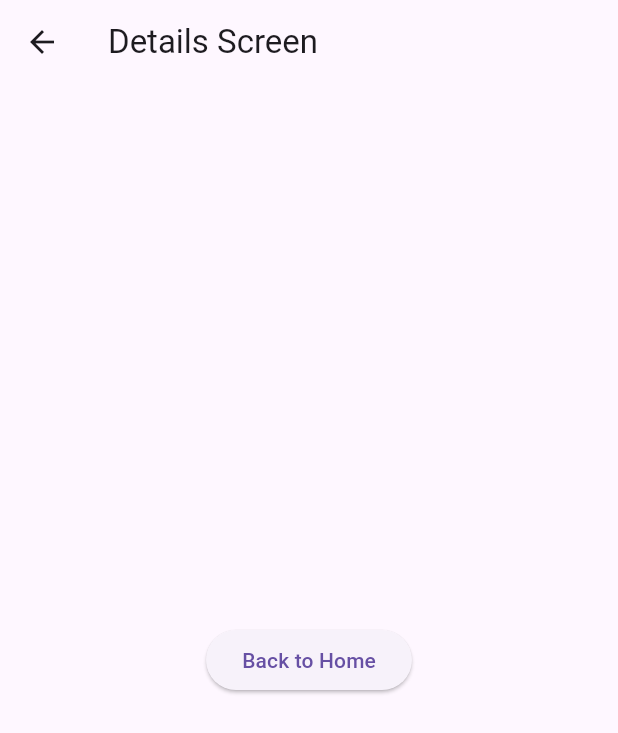
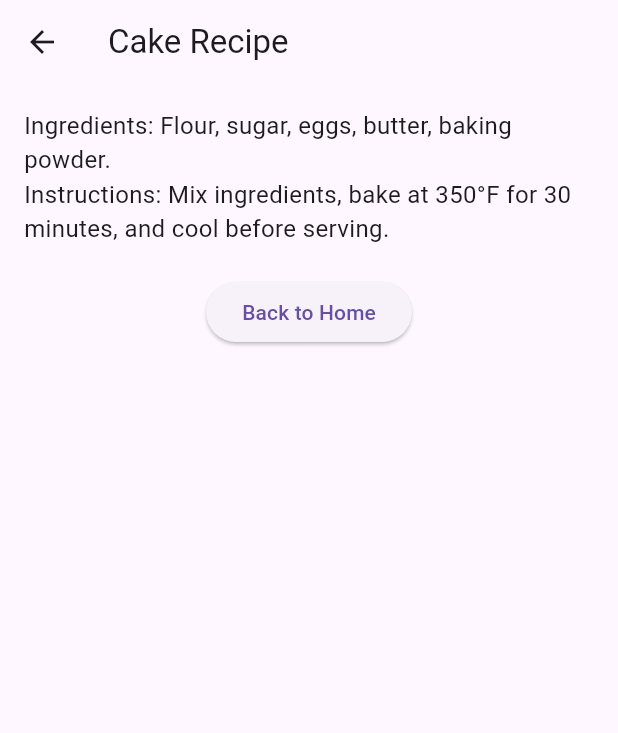
Before and after one commit to Gregory-Vaughan/cw2, a Flutter app: the screen it shows after launch, after a tap on "Cake", on a phone screen of 412 x 824 dp. Shown: the top 733 px of the screen. Run offline on Flutter 3.47's test engine with Material 3 defaults, Android fonts, the phone set to English and light mode, and no system bars.

Commit message:
Finished the thing with instructions and descriptions.

```diff
--- a/lib/details_screen.dart
+++ b/lib/details_screen.dart
@@ -1,16 +1,39 @@
 import 'package:flutter/material.dart';
 
 class DetailsScreen extends StatelessWidget {
+  final String recipe;
+
+  DetailsScreen({required this.recipe});
+
+  final Map<String, String> recipeDetails = {
+    'Taco': 'Ingredients: Tortilla, beef, lettuce, cheese, salsa.\nInstructions: Cook beef, assemble ingredients in tortilla, and serve.',
+    'Sandwich': 'Ingredients: Bread, ham, cheese, lettuce, tomato.\nInstructions: Stack ingredients between slices of bread and serve.',
+    'Cake': 'Ingredients: Flour, sugar, eggs, butter, baking powder.\nInstructions: Mix ingredients, bake at 350°F for 30 minutes, and cool before serving.',
+    'Cookie': 'Ingredients: Flour, sugar, butter, chocolate chips, eggs.\nInstructions: Mix ingredients, scoop onto tray, bake at 350°F for 12 minutes.',
+    'Soup': 'Ingredients: Broth, vegetables, chicken, salt, pepper.\nInstructions: Simmer all ingredients in a pot for 30 minutes and serve hot.'
+  };
+
   @override
   Widget build(BuildContext context) {
     return Scaffold(
-      appBar: AppBar(title: Text('Details Screen')),
-      body: Center(
-        child: ElevatedButton(
-          onPressed: () {
-            Navigator.pop(context);
-          },
-          child: Text('Back to Home'),
+      appBar: AppBar(title: Text('$recipe Recipe')),
+      body: Padding(
+        padding: const EdgeInsets.all(16.0),
+        child: Column(
+          crossAxisAlignment: CrossAxisAlignment.start,
+          children: [
+            Text(recipeDetails[recipe] ?? 'Recipe details not found.',
+                style: TextStyle(fontSize: 16.0)),
+            SizedBox(height: 20.0),
+            Center(
+              child: ElevatedButton(
+                onPressed: () {
+                  Navigator.pop(context);
+                },
+                child: Text('Back to Home'),
+              ),
+            ),
+          ],
         ),
       ),
     );
--- a/lib/home_screen.dart
+++ b/lib/home_screen.dart
@@ -23,7 +23,7 @@ class HomeScreen extends StatelessWidget {
               onPressed: () {
                 Navigator.push(
                   context,
-                  MaterialPageRoute(builder: (context) => DetailsScreen()),
+                  MaterialPageRoute(builder: (context) => DetailsScreen(recipe: recipe)),
                 );
               },
               child: Text(recipe),
```
